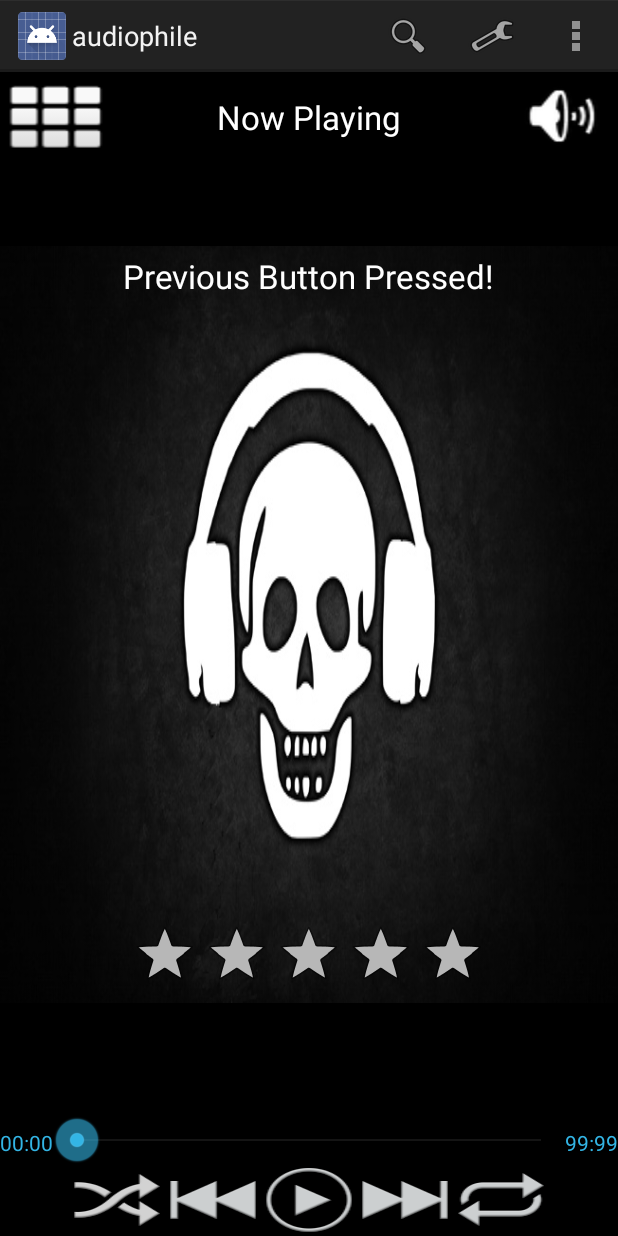
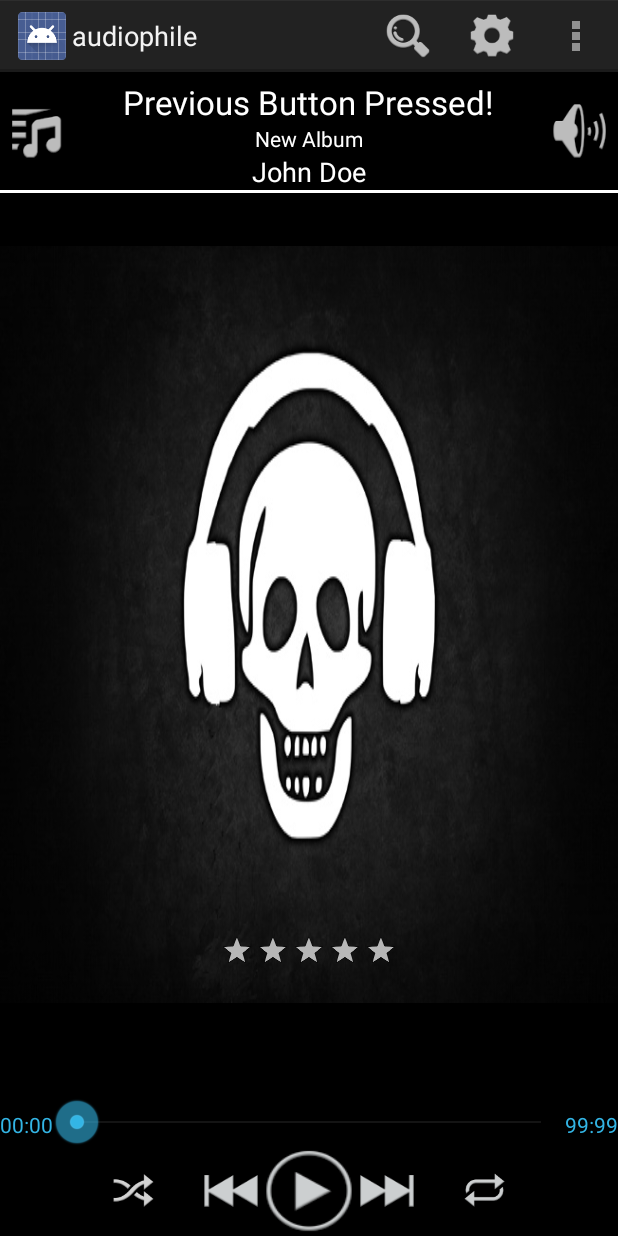
Before and after one commit to debowin/audiophile, an Android app: the screen it shows after launch (MainActivity), after a tap on an icon or button, on a phone screen of 412 x 824 dp. Run offline under Robolectric (Android 15) with nearby library versions, the phone set to English and light mode, and no system bars.

Commit message:
Cleaned UI; Bound ToggleButtons

```diff
--- a/app/src/main/java/com/searce/musicplayer/AlbumArtFragment.java
+++ b/app/src/main/java/com/searce/musicplayer/AlbumArtFragment.java
@@ -11,7 +11,6 @@ import android.widget.TextView;
  * Created by root on 5/9/14.
  */
 public class AlbumArtFragment extends Fragment {
-    TextView tvStatus;
     @Override
     public View onCreateView(LayoutInflater inflater, ViewGroup container, Bundle savedInstanceState) {
         View view = inflater.inflate(R.layout.fragment_albumart,container,false);
@@ -21,10 +20,5 @@ public class AlbumArtFragment extends Fragment {
     @Override
     public void onActivityCreated(Bundle savedInstanceState) {
         super.onActivityCreated(savedInstanceState);
-        tvStatus = (TextView) getActivity().findViewById(R.id.tvStatus);
-    }
-
-    public void changeStatus(String newStatus){
-        tvStatus.setText(newStatus);
     }
 }
--- a/app/src/main/java/com/searce/musicplayer/MainActivity.java
+++ b/app/src/main/java/com/searce/musicplayer/MainActivity.java
@@ -10,6 +10,7 @@ import android.view.Menu;
 import android.view.MenuItem;
 
 interface Communicator{
+    public void tell_parent(int id,boolean status);
     public void tell_parent(int id);
 }
 
@@ -72,16 +73,33 @@ public class MainActivity extends Activity implements Communicator{
     }
 
     @Override
+    public void tell_parent(int id, boolean status) {
+        switch(id){
+            case R.id.tbRep:
+                if(status == true)
+                    titleFrag.changeTitle("Repeat Enabled");
+                else
+                    titleFrag.changeTitle("Repeat Disabled");
+                break;
+            case R.id.tbShuf:
+                if(status == true)
+                    titleFrag.changeTitle("Shuffle Enabled");
+                else
+                    titleFrag.changeTitle("Shuffle Disabled");
+                break;
+        }
+    }
+    @Override
     public void tell_parent(int id) {
         switch(id){
             case R.id.bPlay:
-                artFrag.changeStatus("Play Button Pressed!");
+                titleFrag.changeTitle("Play Button Pressed!");
                 break;
             case R.id.bNext:
-                artFrag.changeStatus("Next Button Pressed!");
+                titleFrag.changeTitle("Next Button Pressed!");
                 break;
             case R.id.bPrev:
-                artFrag.changeStatus("Previous Button Pressed!");
+                titleFrag.changeTitle("Previous Button Pressed!");
                 break;
         }
     }
--- a/app/src/main/java/com/searce/musicplayer/PlayerFragment.java
+++ b/app/src/main/java/com/searce/musicplayer/PlayerFragment.java
@@ -6,13 +6,16 @@ import android.view.LayoutInflater;
 import android.view.View;
 import android.view.ViewGroup;
 import android.widget.Button;
+import android.widget.CompoundButton;
 import android.widget.ImageButton;
+import android.widget.ToggleButton;
 
 /**
  * Created by root on 4/9/14.
  */
-public class PlayerFragment extends Fragment implements View.OnClickListener{
+public class PlayerFragment extends Fragment implements View.OnClickListener, CompoundButton.OnCheckedChangeListener{
     Button bPlay, bPrev, bNext;
+    ToggleButton tbRep, tbShuf;
     Communicator comm;
 
     @Override
@@ -28,13 +31,22 @@ public class PlayerFragment extends Fragment implements View.OnClickListener{
         bPlay = (Button) getActivity().findViewById(R.id.bPlay);
         bPrev = (Button) getActivity().findViewById(R.id.bPrev);
         bNext = (Button) getActivity().findViewById(R.id.bNext);
+        tbShuf = (ToggleButton) getActivity().findViewById(R.id.tbShuf);
+        tbRep = (ToggleButton) getActivity().findViewById(R.id.tbRep);
         bPlay.setOnClickListener(this);
         bPrev.setOnClickListener(this);
         bNext.setOnClickListener(this);
+        tbRep.setOnCheckedChangeListener(this);
+        tbShuf.setOnCheckedChangeListener(this);
     }
 
     @Override
     public void onClick(View v) {
         comm.tell_parent(v.getId());
     }
+
+    @Override
+    public void onCheckedChanged(CompoundButton compoundButton, boolean b) {
+        comm.tell_parent(compoundButton.getId(),b);
+    }
 }
--- a/app/src/main/java/com/searce/musicplayer/TitleFrag.java
+++ b/app/src/main/java/com/searce/musicplayer/TitleFrag.java
@@ -5,14 +5,26 @@ import android.os.Bundle;
 import android.view.LayoutInflater;
 import android.view.View;
 import android.view.ViewGroup;
+import android.widget.TextView;
 
 /**
  * Created by root on 5/9/14.
  */
 public class TitleFrag extends Fragment {
+    TextView tvTitle;
     @Override
     public View onCreateView(LayoutInflater inflater, ViewGroup container, Bundle savedInstanceState) {
         View view = inflater.inflate(R.layout.fragment_title,container,false);
         return view;
     }
+
+    @Override
+    public void onActivityCreated(Bundle savedInstanceState) {
+        super.onActivityCreated(savedInstanceState);
+        tvTitle = (TextView) getActivity().findViewById(R.id.tvSongTitle);
+    }
+
+    public void changeTitle(String newTitle){
+        tvTitle.setText(newTitle);
+    }
 }
--- /dev/null
+++ b/app/src/main/res/drawable/custom_store.xml
@@ -0,0 +1,6 @@
+<?xml version="1.0" encoding="utf-8"?>
+
+<selector xmlns:android="http://schemas.android.com/apk/res/android">
+<item android:state_pressed="true" android:drawable="@drawable/storage_pressed"></item>
+<item android:drawable="@drawable/storage_default"></item>
+</selector>
--- /dev/null
+++ b/app/src/main/res/drawable/custom_volume.xml
@@ -0,0 +1,6 @@
+<?xml version="1.0" encoding="utf-8"?>
+
+<selector xmlns:android="http://schemas.android.com/apk/res/android">
+<item android:state_pressed="true" android:drawable="@drawable/volume_pressed"></item>
+<item android:drawable="@drawable/volume_default"></item>
+</selector>
--- a/app/src/main/res/layout/activity_about.xml
+++ b/app/src/main/res/layout/activity_about.xml
@@ -7,11 +7,12 @@
     android:weightSum="1">
 
     <ImageView
-        android:layout_width="wrap_content"
-        android:layout_height="wrap_content"
+        android:layout_width="72dp"
+        android:layout_height="72dp"
         android:id="@+id/imageView"
         android:layout_gravity="center_horizontal"
-        android:src="@drawable/ic_launcher" />
+        android:src="@drawable/splash"
+        android:scaleType="centerCrop" />
 
     <TextView
         android:layout_width="wrap_content"
@@ -24,22 +25,40 @@
     <TextView
         android:layout_width="wrap_content"
         android:layout_height="wrap_content"
-        android:text="0.0.1alpha"
+        android:text="0.0.1 alpha"
         android:id="@+id/tvAboutVersion"
+        android:layout_gravity="center_horizontal" />
+
+    <View
+        android:layout_width="match_parent"
+        android:layout_height="1dp"
+        android:layout_margin="5dp"
+        android:id="@+id/viewStub"
+        android:background="#ffffffff"
         android:layout_gravity="center_horizontal" />
 
     <ScrollView
         android:layout_width="wrap_content"
         android:layout_height="wrap_content"
+        android:layout_gravity="center"
         android:id="@+id/scrollView"
-        android:layout_weight="0.60">
+        android:layout_weight=".8">
 
         <TextView
             android:layout_width="wrap_content"
             android:layout_height="wrap_content"
             android:gravity="center"
-            android:text="Lorem ipsum dolor sit amet, consectetur adipiscing elit. Vivamus neque nulla, accumsan nec porta vitae, mattis nec velit. Suspendisse ultricies dui et fermentum sollicitudin. Donec blandit fermentum nisi, eu pharetra quam tincidunt vel. Morbi tincidunt sem neque, ac semper metus lobortis vitae. Phasellus bibendum lectus eget massa venenatis, et tristique velit eleifend. Nam at vulputate purus, quis blandit diam. Nam id blandit magna, non tincidunt ante. Donec arcu libero, elementum id diam cursus, interdum aliquet augue. Mauris congue iaculis lacus, id posuere libero suscipit vitae. Ut pharetra felis nunc, at luctus risus efficitur et. " />
+            android:text="A simple music player app for audio enthusiasts."
+            android:id="@+id/tvAboutDesc" />
     </ScrollView>
+
+    <View
+        android:layout_width="match_parent"
+        android:layout_height="1dp"
+        android:id="@+id/viewStub2"
+        android:layout_margin="5dp"
+        android:background="#ffffffff"
+        android:layout_gravity="center_horizontal" />
 
     <TextView
         android:layout_width="wrap_content"
--- a/app/src/main/res/layout/fragment_albumart.xml
+++ b/app/src/main/res/layout/fragment_albumart.xml
@@ -19,24 +19,15 @@
         android:layout_alignParentLeft="true"
         android:layout_marginLeft="0dp" />
 
-    <TextView
-        android:layout_width="wrap_content"
-        android:layout_height="wrap_content"
-        android:textAppearance="?android:attr/textAppearanceLarge"
-        android:text="No Button Clicked"
-        android:id="@+id/tvStatus"
-        android:layout_marginTop="5dp"
-        android:layout_gravity="center_horizontal"
-        android:textColor="#ffffffff"
-        android:layout_alignTop="@+id/ivAlbumArt"
-        android:layout_centerHorizontal="true" />
-
     <RatingBar
         android:layout_width="wrap_content"
-        android:layout_height="wrap_content"
+        android:layout_height="50dp"
         android:id="@+id/rbRating"
         android:numStars="5"
         android:stepSize="1"
         android:layout_alignParentBottom="true"
-        android:layout_centerHorizontal="true" />
+        android:layout_centerHorizontal="true"
+        android:scaleX="0.5"
+        android:scaleY="0.5"
+        android:layout_marginBottom="10dp"/>
 </RelativeLayout>
--- a/app/src/main/res/layout/fragment_player.xml
+++ b/app/src/main/res/layout/fragment_player.xml
@@ -50,41 +50,43 @@
         android:gravity="center">
 
         <ToggleButton
-            android:layout_width="wrap_content"
-            android:layout_height="wrap_content"
+            android:layout_width="30dp"
+            android:layout_height="30dp"
             android:background="@drawable/custom_shuffle"
             android:text=""
             android:textOff=""
             android:textOn=""
             android:id="@+id/tbShuf"
-            android:checked="false" />
+            android:checked="false"
+            android:layout_marginRight="30dp" />
 
         <Button
-            android:layout_width="wrap_content"
-            android:layout_height="wrap_content"
+            android:layout_width="40dp"
+            android:layout_height="40dp"
             android:id="@+id/bPrev"
             android:background="@drawable/custom_previous"/>
 
         <Button
             android:layout_width="wrap_content"
-            android:layout_height="wrap_content"
+            android:layout_height="60dp"
             android:background="@drawable/custom_play"
             android:id="@+id/bPlay" />
 
         <Button
-            android:layout_width="wrap_content"
-            android:layout_height="wrap_content"
+            android:layout_width="40dp"
+            android:layout_height="40dp"
             android:id="@+id/bNext"
             android:background="@drawable/custom_next" />
 
         <ToggleButton
-            android:layout_width="wrap_content"
-            android:layout_height="wrap_content"
+            android:layout_width="30dp"
+            android:layout_height="30dp"
             android:background="@drawable/custom_repeat"
             android:text=""
             android:textOff=""
             android:textOn=""
-            android:id="@+id/tbRep" />
+            android:id="@+id/tbRep"
+            android:layout_marginLeft="30dp" />
     </LinearLayout>
 
 </LinearLayout>
--- a/app/src/main/res/layout/fragment_title.xml
+++ b/app/src/main/res/layout/fragment_title.xml
@@ -9,30 +9,59 @@
     android:layout_weight="30">
 
     <Button
-        android:layout_width="wrap_content"
-        android:layout_height="wrap_content"
-        android:layout_margin="5dp"
+        android:layout_width="40dp"
+        android:layout_height="40dp"
+        android:layout_marginLeft="5dp"
         android:id="@+id/bBrowse"
-        android:layout_alignParentLeft="true"
-        android:background="@android:drawable/ic_dialog_dialer"/>
+        android:background="@drawable/custom_store"
+        android:layout_alignBaseline="@+id/tvAlbum"
+        android:layout_alignBottom="@+id/tvAlbum"
+        android:layout_alignParentLeft="true"/>
+
+    <Button
+        android:layout_width="40dp"
+        android:layout_height="40dp"
+        android:id="@+id/bVolume"
+        android:layout_marginRight="5dp"
+        android:background="@drawable/custom_volume"
+        android:layout_alignBaseline="@+id/tvAlbum"
+        android:layout_alignBottom="@+id/tvAlbum"
+        android:layout_alignParentRight="true"/>
 
     <TextView
         android:layout_width="wrap_content"
         android:layout_height="wrap_content"
         android:textAppearance="?android:attr/textAppearanceLarge"
         android:text="Now Playing"
+        android:layout_marginTop="5dp"
         android:id="@+id/tvSongTitle"
         android:textColor="#ffffffff"
-        android:layout_alignBottom="@+id/bBrowse"
-        android:layout_marginTop="10dp"
-        android:layout_centerInParent="true"
-        android:layout_alignTop="@+id/bBrowse"/>
+        android:layout_alignParentTop="true"
+        android:layout_centerHorizontal="true" />
 
-    <Button
+    <TextView
         android:layout_width="wrap_content"
         android:layout_height="wrap_content"
-        android:layout_margin="5dp"
-        android:id="@+id/bVolume"
-        android:layout_alignParentRight="true"
-        android:background="@android:drawable/ic_lock_silent_mode_off"/>
+        android:text="New Album"
+        android:id="@+id/tvAlbum"
+        android:layout_below="@+id/tvSongTitle"
+        android:layout_centerHorizontal="true"
+        android:textColor="#ffffffff" />
+
+    <TextView
+        android:layout_width="wrap_content"
+        android:layout_height="wrap_content"
+        android:textAppearance="?android:attr/textAppearanceMedium"
+        android:text="John Doe"
+        android:id="@+id/tvArtist"
+        android:textColor="#ffffffff"
+        android:layout_below="@+id/tvAlbum"
+        android:layout_centerHorizontal="true" />
+    <View
+        android:layout_width="match_parent"
+        android:layout_height="2dp"
+        android:background="#ffffffff"
+        android:layout_below="@+id/tvArtist"
+        ></View>
+
 </RelativeLayout>
--- a/app/src/main/res/menu/player.xml
+++ b/app/src/main/res/menu/player.xml
@@ -3,12 +3,12 @@
     tools:context=".PlayerActivity" >
     <item android:id="@+id/action_search"
         android:title="Search"
-        android:icon="@android:drawable/ic_menu_search"
+        android:icon="@drawable/search"
         android:orderInCategory="1"
         android:showAsAction="always" />
     <item android:id="@+id/action_settings"
         android:title="@string/action_settings"
-        android:icon="@android:drawable/ic_menu_preferences"
+        android:icon="@drawable/settings"
         android:orderInCategory="2"
         android:showAsAction="always" />
     <item android:id="@+id/action_about"
```
Also changed, not shown: app/src/main/res/drawable-hdpi/search.png (added), app/src/main/res/drawable-hdpi/settings.png (added), app/src/main/res/drawable-hdpi/storage_default.png (added), app/src/main/res/drawable-hdpi/storage_pressed.png (added), app/src/main/res/drawable-hdpi/volume_default.png (added), app/src/main/res/drawable-hdpi/volume_pressed.png (added), 3 other files.
